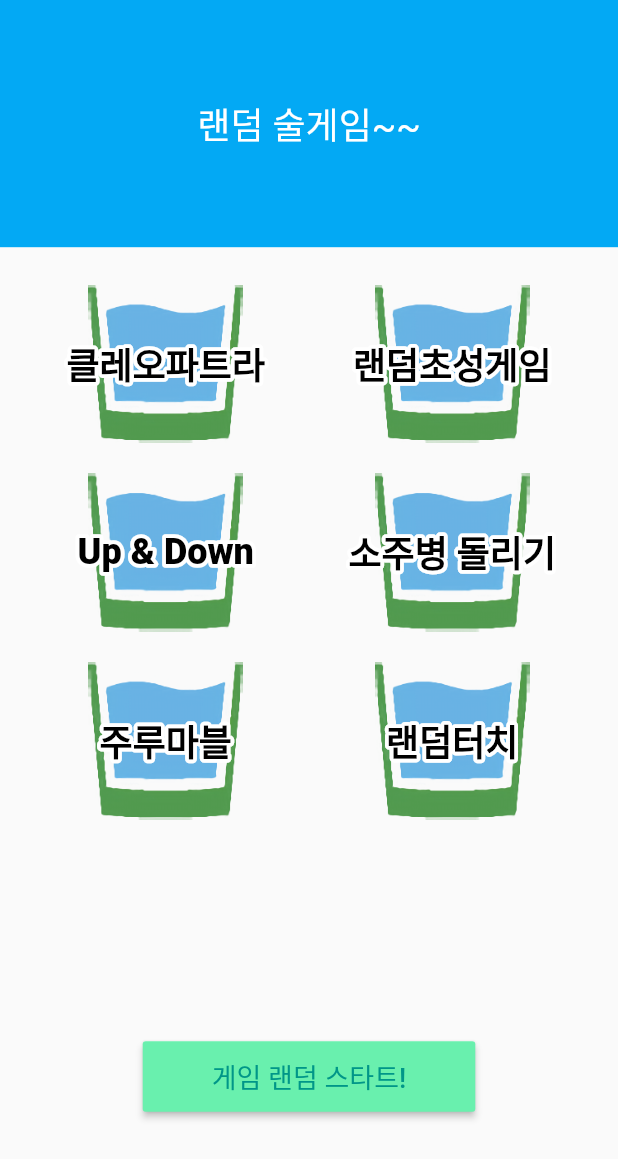
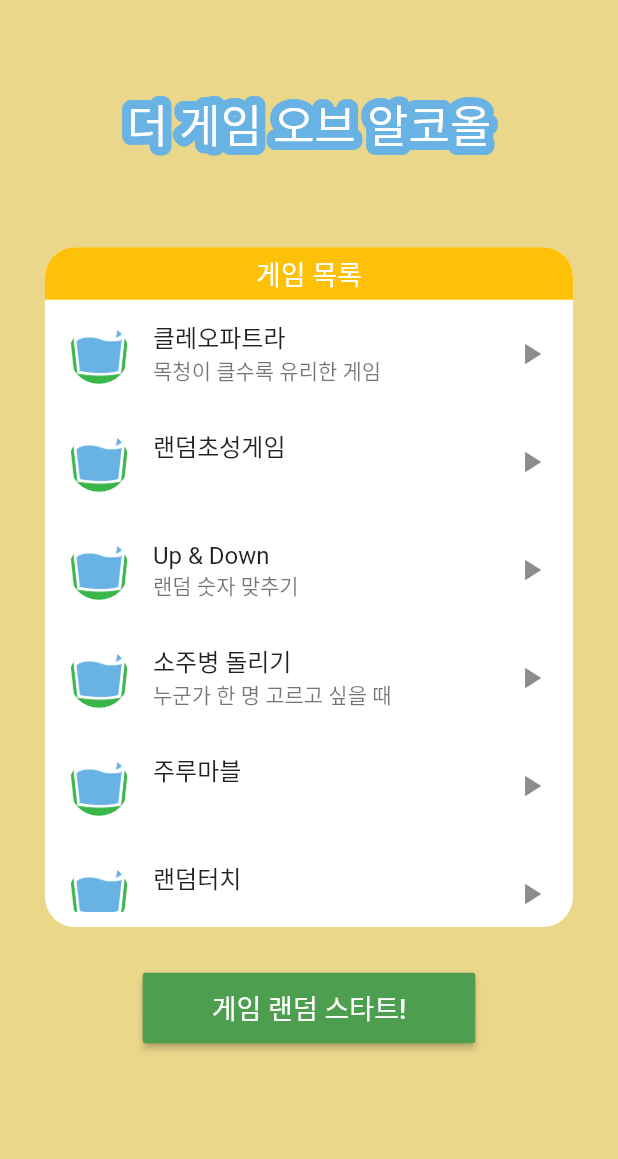
Before and after one commit to Ever2after/randomGame, a Flutter app: the screen it shows after launch, on a phone screen of 412 x 824 dp. Shown: the top 1159 px of the screen. Run offline on Flutter 3.47's test engine with Material 2 defaults, Android fonts, the phone set to English and light mode, and no system bars; drawn by our look-alikes of bordered_text; our stand-ins replace numberpicker; missing offline and left inert: flutter_spinning_wheel, noise_meter.

Commit message:
main design updated

```diff
--- a/lib/games/bottle_spinner.dart
+++ b/lib/games/bottle_spinner.dart
@@ -69,7 +69,9 @@ class _MainState extends State<Main> with SingleTickerProviderStateMixin {
     double alpha = -w0 / _duration;
 
     if (_controller.value == 1) _controller.stop();
-    return GestureDetector(
+    return Container(
+      color: Color.fromRGBO(235, 215, 138, 0.7),
+      child: GestureDetector(
         onHorizontalDragStart: _onDragStartHandler,
         onVerticalDragStart: _onDragStartHandler,
         behavior: HitTestBehavior.translucent,
@@ -120,6 +122,7 @@ class _MainState extends State<Main> with SingleTickerProviderStateMixin {
               ),
             )
           ]),
+        ),
       ),
     );
   }
--- a/lib/games/game1.dart
+++ b/lib/games/game1.dart
@@ -1,9 +1,7 @@
 import 'package:flutter/cupertino.dart';
 import 'package:flutter/material.dart';
-import 'package:random_game/main.dart';
 import 'package:noise_meter/noise_meter.dart';
 import 'dart:async';
-import 'dart:math';
 
 class Game1 extends StatefulWidget {
   @override
@@ -27,12 +25,14 @@ class _Game1State extends State<Game1> {
 
   @override
   Widget build(BuildContext context) {
+    var width = MediaQuery.of(context).size.width;
+    var height = MediaQuery.of(context).size.height;
     return MaterialApp(
       home: Scaffold(
         body: Center(
           child: Column(
             mainAxisAlignment: MainAxisAlignment.center,
-            children: getContent())),
+            children: getContent(width, height))),
         floatingActionButton: FloatingActionButton(
           child: Icon(Icons.home),
           onPressed: (){
@@ -43,9 +43,12 @@ class _Game1State extends State<Game1> {
     );
   }
 
-  List<Widget> getContent() => <Widget>[
+  List<Widget> getContent(width, height) => <Widget>[
         Container(
-            margin: EdgeInsets.fromLTRB(25, 100, 25, 100),
+            color : Color.fromRGBO(235, 215, 138, 0.7),
+            width : width,
+            height : height,
+            padding : EdgeInsets.only(top : height*0.2),
             child: Column(children: [
               Container(
                 child: Text(
@@ -55,46 +58,47 @@ class _Game1State extends State<Game1> {
                             ? '측정 중...'
                             : (_isPassed ? '통과! 자 다음 사람~!' : '실패! 일단 마시고 말해~!'),
                   style: TextStyle(
-                    fontSize : 24,
-                    color: !_gameStarted ? Colors.blueAccent
-                     : (_isPassed ? Colors.green : Colors.deepOrangeAccent),
+                    fontWeight : FontWeight.bold,
+                    fontSize : 28,
+                    color: !_gameStarted ? Colors.black
+                     : (_isPassed ? Color.fromRGBO(77, 158, 79,1) : Colors.deepOrangeAccent),
                   ),
                   textAlign: TextAlign.center,
                 ),
               ),
               SizedBox(
-                height: 50,
+                height: height*0.03,
               ),
               Container(
                 child: Text(
                     _isRecording
                         ? "Current Decibel : $_decibel dB\nMax Decibel: $_maxDecibel dB"
                         : "최고기록 : $_maxDecibel dB",
-                    style: TextStyle(fontSize: 25, color: Colors.blue),
+                    style: TextStyle(fontWeight : FontWeight.bold, fontSize: 25, color: Color.fromRGBO(104, 178, 228,1)),
                     textAlign: TextAlign.center,
                 ),
                 margin: EdgeInsets.only(top: 20),
                 height: 100,
               ),
               SizedBox(
-                height: 50,
+                height: height*0.03,
               ),
               Container(
-                color: Colors.blueAccent,
+                color: Color.fromRGBO(104, 178, 228,1),
                 width: this._decibel * 2,
                 height: 30,
               ),
               SizedBox(
-                height: 100,
+                height: height*0.1,
               ),
               RaisedButton(
-                  color: _isRecording ? Colors.redAccent : Colors.greenAccent,
+                  color: _isRecording ? Colors.redAccent :  Color.fromRGBO(77, 158, 79,1),
                   padding: EdgeInsets.only(top : 10, bottom : 10),
                   child: Container(
                     width: 200,
                     child: Text(
                       _isRecording ? '측정 종료' : '측정 시작!',
-                      style: TextStyle(fontSize: 20,),
+                      style: TextStyle(fontSize: 20,color : Colors.white),
                       textAlign: TextAlign.center,
                     ),
                   ),
@@ -103,7 +107,7 @@ class _Game1State extends State<Game1> {
                 height: 10,
               ),
               RaisedButton(
-                  color: Colors.blueAccent,
+                  color: Color.fromRGBO(104, 178, 228,1),
                   padding: EdgeInsets.only(top : 10, bottom : 10),
                   child: Container(
                     width: 200,
--- a/lib/games/up&down.dart
+++ b/lib/games/up&down.dart
@@ -21,6 +21,7 @@ class _UpDownState extends State<UpDown> {
     return MaterialApp(
       home: SafeArea(
         child: Scaffold(
+          resizeToAvoidBottomInset: false,
           body: _gameStarted ? _inGame() : _beforeGame(),
           floatingActionButton: FloatingActionButton(
             child: Icon(Icons.home),
@@ -34,13 +35,17 @@ class _UpDownState extends State<UpDown> {
   }
 
   Widget _beforeGame() {
-    return Column(
+    return Container(
+      color : Color.fromRGBO(235, 215, 138, 0.7),
+      child: Column(
         children: <Widget>[
           Container(
             child: Text(
               '랜덤 숫자 범위 정하기!',
               style: TextStyle(
-              fontSize: 24,
+                fontSize: 28,
+                fontWeight : FontWeight.bold,
+                color : Colors.black,
               ),
             ),
             padding: EdgeInsets.fromLTRB(0, 200, 0, 100),
@@ -88,7 +93,7 @@ class _UpDownState extends State<UpDown> {
                 color: Colors.white,
               ),
             ),
-          color: Colors.blueAccent,
+            color: Color.fromRGBO(104, 178, 228,1),
             onPressed: () {
               this.setState(() {
                 this._maxNum = int.parse(_myController.text);
@@ -106,11 +111,14 @@ class _UpDownState extends State<UpDown> {
             },
           )
         ],
+      ),
     );
   }
 
   Widget _inGame() {
-    return Center(
+    return Container(
+      color : Color.fromRGBO(235, 215, 138, 0.7),
+      child: Center(
           child: Column(
               mainAxisAlignment: MainAxisAlignment.center,
               crossAxisAlignment: CrossAxisAlignment.center,
@@ -126,8 +134,8 @@ class _UpDownState extends State<UpDown> {
                   color: !_hasInserted
                       ? Colors.black
                       : _hasCorrect
-                        ? Colors.greenAccent
-                        : _up ? Colors.blueAccent : Colors.redAccent,
+                          ? Color.fromRGBO(77, 158, 79,1)
+                          : _up ? Color.fromRGBO(104, 178, 228,1) : Colors.redAccent,
                   fontWeight: FontWeight.bold,
                 ),
               ),
@@ -151,7 +159,7 @@ class _UpDownState extends State<UpDown> {
             ),
             RaisedButton(
                 padding: EdgeInsets.fromLTRB(30, 10, 30, 10),
-              color: _hasCorrect ? Colors.greenAccent : Colors.redAccent,
+                color: _hasCorrect ? Color.fromRGBO(77, 158, 79,1) : Colors.redAccent,
                 child: Text(
                   _hasCorrect ? '다시 시작' : '입력!',
                   style: TextStyle(
@@ -177,7 +185,8 @@ class _UpDownState extends State<UpDown> {
                     }
                   });
                 })
-        ]));
+          ])),
+    );
   }
 
   void _showDialog(_text) {
--- a/lib/main.dart
+++ b/lib/main.dart
@@ -22,6 +22,15 @@ final List<String> routes = [   //모든 라우팅 정보는 이곳에
   RandomTargetGame.id,
 ];
 
+final List<List<String>> gameInfo = [  //게임 정보 [게임 로고, 이름, 설명, 라우팅 정보]
+  ['images/logo.png', '클레오파트라', '목청이 클수록 유리한 게임', routes[0]],
+  ['images/logo.png', '랜덤초성게임', '', routes[1]],
+  ['images/logo.png', 'Up & Down', '랜덤 숫자 맞추기', routes[2]],
+  ['images/logo.png', '소주병 돌리기', '누군가 한 명 고르고 싶을 때', routes[3]],
+  ['images/logo.png', '주루마블', '', routes[4]],
+  ['images/logo.png', '랜덤터치', '', routes[5]],
+];
+
 class MyApp extends StatelessWidget {
 
   @override
@@ -31,6 +40,7 @@ class MyApp extends StatelessWidget {
       home: HomePage(),
       initialRoute: '/',
       routes: {
+        '/' : (context) => WelcomePage(),
         routes[0] : (context) => Game1(),
         routes[1] : (context) => ConsonantGameTimeSelectScreen(),
         routes[2] : (context) => UpDown(),
@@ -55,43 +65,77 @@ class _HomePageState extends State<HomePage> {
     return SafeArea(
       child: Scaffold(
         body: Container(
+          color: Color.fromRGBO(235, 215, 138, 1),
           child: Column(
             children: <Widget>[
               Container(
+                child: BorderedText(
+                  strokeWidth: 12,
+                  strokeColor: Color.fromRGBO(104, 178, 228,1),
                   child: Text(
-                  '랜덤 술게임~~',
+                    '더 게임 오브 알코올',
                     style: TextStyle(
                       color: Colors.white,
-                    fontSize: 24,
+                      fontSize: 30,
                     ),
                   ),
-                color: Colors.lightBlue,
+                ),
                 width: width,
                 height: height * 0.2,
                 alignment: Alignment.center,
               ),
+              Container(
+                margin: EdgeInsets.fromLTRB(30,0,30,30),
+                padding: EdgeInsets.fromLTRB(0, 0, 0, 10),
+                height : height*0.55,
+                decoration: BoxDecoration(
+                  color: Colors.white,
+                    borderRadius: BorderRadius.circular(20),
+                ),
+                child: Column(
+                  children: <Widget>[
+                    Container(
+                      alignment: Alignment.center,
+                      height : 35,
+                      child: Text('게임 목록', style: TextStyle(
+                        fontSize: 18, color  : Colors.white,
+                      ),),
+                      decoration: BoxDecoration(
+                          color: Colors.amber,
+                          borderRadius: BorderRadius.only(
+                            topLeft : Radius.circular(20),
+                            topRight : Radius.circular(20),
+                          )
+                      ),
+                    ),
                     Expanded(
-                child: GridView.count(
-                  primary: false,
-                  padding: const EdgeInsets.all(25),
-                  crossAxisSpacing: 20,
-                  mainAxisSpacing: 20,
-                  crossAxisCount: 2,
-                  childAspectRatio: 1.618,
+                      child: ListView(
+                        physics: BouncingScrollPhysics(),
                         children: <Widget>[
-                    _gameSelect('images/logo3_4x.png', '클레오파트라', routes[0]),
-                    _gameSelect('images/logo3_4x.png', '랜덤초성게임', routes[1]),
-                    _gameSelect('images/logo3_4x.png', 'Up & Down', routes[2]),
-                    _gameSelect('images/logo3_4x.png', '소주병 돌리기', routes[3]),
-                    _gameSelect('images/logo3_4x.png', '주루마블', routes[4]),
-                    _gameSelect('images/logo3_4x.png', '랜덤터치', routes[5]),
+                          _gameTile(gameInfo[0]),
+                          _gameTile(gameInfo[1]),
+                          _gameTile(gameInfo[2]),
+                          _gameTile(gameInfo[3]),
+                          _gameTile(gameInfo[4]),
+                          _gameTile(gameInfo[5]),
                         ],
                       ),
+                    )
+                  ],
+                )
               ),
+              Container(
+                width : width,
+                color : Color.fromRGBO(235, 215, 138, 1),
+                child: Column(
+                  children: <Widget>[
                     _randomSelect(),
                     SizedBox(
-                height: height*0.1, //주루마블 안보여서 0.2>0.1로 수정햇어요
+                      height: height*0.04, //주루마블 안보여서 0.2>0.1로 수정햇어요
                     )
+                  ]
+                ),
+              ),
             ],
           ),
         ),
@@ -99,56 +143,30 @@ class _HomePageState extends State<HomePage> {
     );
   }
 
-  Widget _gameSelect(String _imageSrc, String _gameName, String _route){  //게임 선택 버튼 위젯
-    return FlatButton(
-      padding: EdgeInsets.all(0),
-      child: Container(
-          padding: EdgeInsets.all(0),
-          decoration: BoxDecoration(
-            /*
-            boxShadow: [
-              BoxShadow(
-                color: Colors.grey.withOpacity(0.5),
-                spreadRadius: 5,
-                blurRadius: 7,
-                offset: Offset(0, 3),
+  Widget _gameTile(List<String> _gameInfo){
+    return ListTile(
+      onTap: (){
+        Navigator.pushNamed(context, _gameInfo[3]);
+      },
+      title: Text(_gameInfo[1]),
+      subtitle: Text(_gameInfo[2]),
+      leading: CircleAvatar(
+        backgroundColor: Colors.white,
+        backgroundImage : AssetImage(
+          _gameInfo[0],
         )
-            ],*/
-            image: DecorationImage(
-                image: AssetImage(_imageSrc),
-                fit: BoxFit.fitHeight,
-                /*colorFilter: ColorFilter.mode(
-                    Colors.black.withOpacity(0.5),
-                    BlendMode.srcOver)*/),
       ),
-          child: Container(
-            width: double.infinity,
-            height: double.infinity,
-            child: BorderedText(
-              strokeWidth: 5.0,
-              strokeColor: Colors.white,
-              child: Text(
-                _gameName,
-                style:
-                TextStyle(fontSize: 24, color: Colors.black, fontWeight: FontWeight.w900
-                ,decorationColor : Colors.white,decoration : TextDecoration.none),
-              ),
-            ),
-            alignment: Alignment.center,
-          )),
-      onPressed: () {
-        Navigator.pushNamed(context, _route);
-      },
+      trailing: Icon(Icons.play_arrow),
     );
   }
 
   Widget _randomSelect(){  //게임 랜덤 선택 버튼 위젯
     return RaisedButton(
-      color: Colors.greenAccent,
+      color: Color.fromRGBO(77, 158, 79,1),
       child: Container(
         padding: EdgeInsets.fromLTRB(30, 10, 30, 10),
         child: Text('게임 랜덤 스타트!', style: TextStyle(
-          color: Colors.teal,
+          color: Colors.white,
           fontSize: 18
         ),),
       ),
--- a/pubspec.yaml
+++ b/pubspec.yaml
@@ -27,6 +27,8 @@ dependencies:
   spinner:
   vector_math:
   bordered_text:
+  flutter_native_splash:
+  progress_dialog:
   # The following adds the Cupertino Icons font to your application.
   # Use with the CupertinoIcons class for iOS style icons.
   cupertino_icons: ^0.1.3
@@ -51,6 +53,7 @@ flutter:
   # To add assets to your application, add an assets section, like this:
   assets:
      - images/game1.jpg
+     - images/logo.png
      - images/soju.png
      - images/beer.png
      - images/water.png
@@ -59,9 +62,6 @@ flutter:
      - images/alcohol_bottle3.png
      - images/alcohol_bottle4.png
      - images/jurumarble_chart.jpg
-     - images/logo_4x.png
-     - images/logo2_4x.png
-     - images/logo3_4x.png
      - images/roullete.png
      - images/roullete_pointer.png
      - images/roullete_background.png
```
Also changed, not shown: images/logo.png, images/logo2.png (deleted), images/logo2_2x.png (deleted), images/logo2_4x.png (deleted), images/logo3.png (deleted), images/logo3_2x.png (deleted), images/logo3_4x.png (deleted), images/logo_4x.png (deleted), lib/homeScreen.dart (added), lib/welcomeScreen.dart (added), pubspec.lock. Lines whose indentation alone changed are shown as unchanged.
